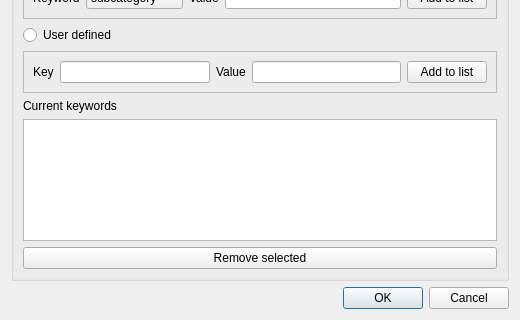
The window that gui/riabkeywordsdialogbase.ui (inasafe/inasafe) describes before a commit, drawn with Qt 5; both pictures show x 0 to 520 and y 260 to 580 of the 520 by 580 pixel window.
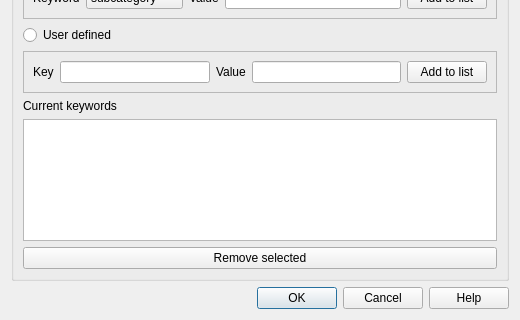
The same window after the commit.

Commit message: Added stub for doc help. Make help dialog context aware and set dock and keywords dialogs to load the appropriate page when help is pressed.

Diff of the .ui file:
```diff
--- a/gui/riabkeywordsdialogbase.ui
+++ b/gui/riabkeywordsdialogbase.ui
@@ -263,7 +263,7 @@
       <enum>Qt::Horizontal</enum>
      </property>
      <property name="standardButtons">
-      <set>QDialogButtonBox::Cancel|QDialogButtonBox::Ok</set>
+      <set>QDialogButtonBox::Cancel|QDialogButtonBox::Help|QDialogButtonBox::Ok</set>
      </property>
     </widget>
    </item>
```
Left out of the diff: 4 changed lines with no effect on the pictures. The commit also changes 14 other files.
